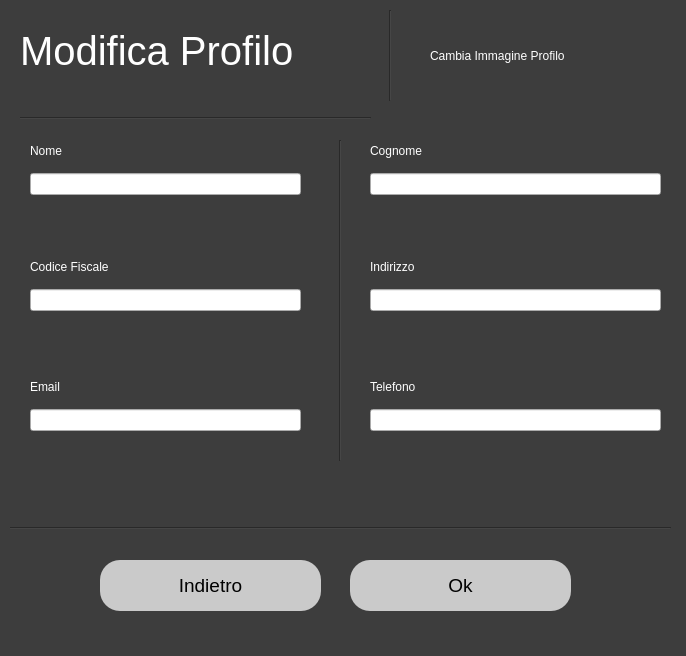
First picture: the form in cliente/view/ModificaProfilo2.ui, repository riccardomalpiedi/parcheggio, before the edit.
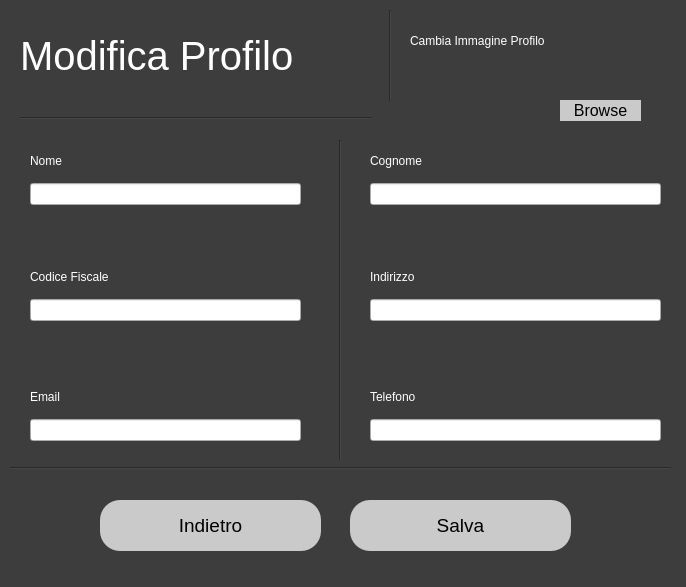
Second picture: the form after the edit.

Patch:
```diff
--- a/cliente/view/ModificaProfilo2.ui
+++ b/cliente/view/ModificaProfilo2.ui
@@ -7,7 +7,7 @@
     <x>0</x>
     <y>0</y>
     <width>686</width>
-    <height>656</height>
+    <height>587</height>
    </rect>
   </property>
   <property name="windowTitle">
@@ -21,9 +21,9 @@
    <property name="geometry">
     <rect>
      <x>20</x>
-     <y>10</y>
+     <y>20</y>
      <width>341</width>
-     <height>81</height>
+     <height>71</height>
     </rect>
    </property>
    <property name="styleSheet">
@@ -37,7 +37,7 @@
    <property name="geometry">
     <rect>
      <x>350</x>
-     <y>560</y>
+     <y>500</y>
      <width>221</width>
      <height>51</height>
     </rect>
@@ -51,14 +51,14 @@
 font-size:14pt;</string>
    </property>
    <property name="text">
-    <string>Ok</string>
+    <string>Salva</string>
    </property>
   </widget>
   <widget class="QPushButton" name="back_button">
    <property name="geometry">
     <rect>
      <x>100</x>
-     <y>560</y>
+     <y>500</y>
      <width>221</width>
      <height>51</height>
     </rect>
@@ -111,7 +111,7 @@
    <property name="geometry">
     <rect>
      <x>10</x>
-     <y>520</y>
+     <y>460</y>
      <width>661</width>
      <height>16</height>
     </rect>
@@ -142,10 +142,10 @@
   <widget class="QLabel" name="label_14">
    <property name="geometry">
     <rect>
-     <x>430</x>
+     <x>410</x>
      <y>20</y>
      <width>241</width>
-     <height>71</height>
+     <height>41</height>
     </rect>
    </property>
    <property name="styleSheet">
@@ -160,7 +160,7 @@
    <property name="geometry">
     <rect>
      <x>410</x>
-     <y>40</y>
+     <y>60</y>
      <width>231</width>
      <height>31</height>
     </rect>
@@ -173,11 +173,11 @@
     <string/>
    </property>
   </widget>
-  <widget class="QWidget" name="">
+  <widget class="QWidget" name="layoutWidget">
    <property name="geometry">
     <rect>
      <x>370</x>
-     <y>134</y>
+     <y>144</y>
      <width>291</width>
      <height>61</height>
     </rect>
@@ -204,11 +204,11 @@
     </item>
    </layout>
   </widget>
-  <widget class="QWidget" name="">
+  <widget class="QWidget" name="layoutWidget">
    <property name="geometry">
     <rect>
      <x>370</x>
-     <y>250</y>
+     <y>260</y>
      <width>291</width>
      <height>61</height>
     </rect>
@@ -235,11 +235,11 @@
     </item>
    </layout>
   </widget>
-  <widget class="QWidget" name="">
+  <widget class="QWidget" name="layoutWidget">
    <property name="geometry">
     <rect>
      <x>370</x>
-     <y>370</y>
+     <y>380</y>
      <width>291</width>
      <height>61</height>
     </rect>
@@ -266,11 +266,11 @@
     </item>
    </layout>
   </widget>
-  <widget class="QWidget" name="">
+  <widget class="QWidget" name="layoutWidget">
    <property name="geometry">
     <rect>
      <x>30</x>
-     <y>370</y>
+     <y>380</y>
      <width>271</width>
      <height>61</height>
     </rect>
@@ -297,11 +297,11 @@
     </item>
    </layout>
   </widget>
-  <widget class="QWidget" name="">
+  <widget class="QWidget" name="layoutWidget">
    <property name="geometry">
     <rect>
      <x>30</x>
-     <y>134</y>
+     <y>144</y>
      <width>271</width>
      <height>61</height>
     </rect>
@@ -328,11 +328,11 @@
     </item>
    </layout>
   </widget>
-  <widget class="QWidget" name="">
+  <widget class="QWidget" name="layoutWidget">
    <property name="geometry">
     <rect>
      <x>30</x>
-     <y>250</y>
+     <y>260</y>
      <width>271</width>
      <height>61</height>
     </rect>
@@ -359,6 +359,27 @@
     </item>
    </layout>
   </widget>
+  <widget class="QPushButton" name="browse_button">
+   <property name="geometry">
+    <rect>
+     <x>560</x>
+     <y>100</y>
+     <width>81</width>
+     <height>21</height>
+    </rect>
+   </property>
+   <property name="cursor">
+    <cursorShape>PointingHandCursor</cursorShape>
+   </property>
+   <property name="styleSheet">
+    <string notr="true">border-radius:20px; 
+ background-color: rgb(202, 202, 202);
+font-size:12pt;</string>
+   </property>
+   <property name="text">
+    <string>Browse</string>
+   </property>
+  </widget>
  </widget>
  <resources/>
  <connections/>
```
Left out of the diff: 2 changed lines with no effect on the pictures.
